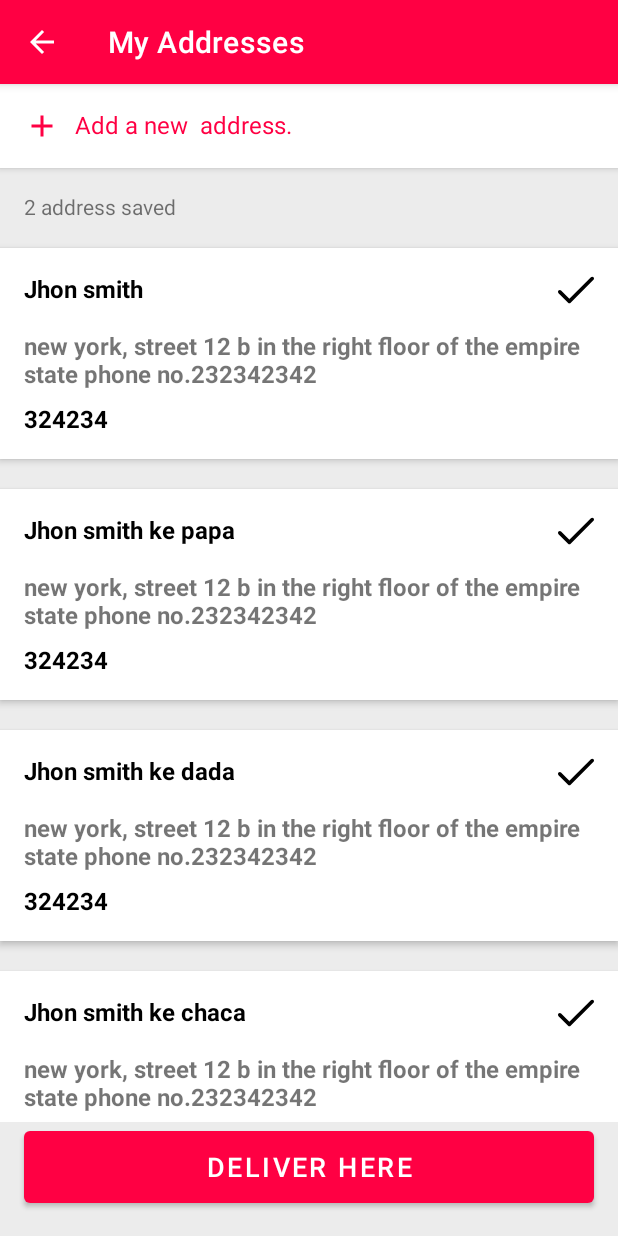
After one commit to Vishal-beep136/Purple, an Android app: the MyAddressesActivity screen opened directly, with no data from a screen before it, on a phone screen of 412 x 824 dp. The commit adds this screen. Run offline under Robolectric (Android 15) with nearby library versions, the phone set to English and light mode, and no system bars; Roboto replaces fonts that are not available here.

Commit message:
addedd new features in Address

```diff
--- a/app/src/main/AndroidManifest.xml
+++ b/app/src/main/AndroidManifest.xml
@@ -11,7 +11,8 @@
         android:roundIcon="@mipmap/ic_launcher_round"
         android:supportsRtl="true"
         android:theme="@style/Theme.Purple">
-        <activity android:name=".Activites.AddAddressActivity"></activity>
+        <activity android:name=".Activites.MyAddressesActivity"></activity>
+        <activity android:name=".Activites.AddAddressActivity" />
         <activity android:name=".Activites.DeliveryActivity" />
         <activity android:name=".Activites.OrderDetailsActivity" />
         <activity android:name=".Activites.ProductDetailsActivity" />
--- a/app/src/main/java/kaitka/vishal/meeta/purple_ecommerce/Activites/DeliveryActivity.java
+++ b/app/src/main/java/kaitka/vishal/meeta/purple_ecommerce/Activites/DeliveryActivity.java
@@ -4,11 +4,14 @@ import androidx.annotation.NonNull;
 import androidx.appcompat.app.AppCompatActivity;
 import androidx.recyclerview.widget.LinearLayoutManager;
 
+import android.content.Intent;
 import android.os.Bundle;
 import android.view.Menu;
 import android.view.MenuItem;
 import android.view.View;
 import android.widget.Button;
+
+import com.google.gson.internal.$Gson$Preconditions;
 
 import java.util.ArrayList;
 import java.util.List;
@@ -48,6 +51,13 @@ public class DeliveryActivity extends AppCompatActivity {
         cartAdapter.notifyDataSetChanged();
 
         changeOrAddNewAddress.setVisibility(View.VISIBLE);
+        changeOrAddNewAddress.setOnClickListener(new View.OnClickListener() {
+            @Override
+            public void onClick(View v) {
+                startActivity(new Intent(DeliveryActivity.this, MyAddressesActivity.class));
+                finish();
+            }
+        });
 
 
 
--- /dev/null
+++ b/app/src/main/java/kaitka/vishal/meeta/purple_ecommerce/Activites/MyAddressesActivity.java
@@ -0,0 +1,60 @@
+package kaitka.vishal.meeta.purple_ecommerce.Activites;
+
+import androidx.annotation.NonNull;
+import androidx.appcompat.app.AppCompatActivity;
+import androidx.recyclerview.widget.LinearLayoutManager;
+
+import android.os.Bundle;
+import android.view.MenuItem;
+import android.widget.LinearLayout;
+
+import java.util.ArrayList;
+import java.util.List;
+
+import kaitka.vishal.meeta.purple_ecommerce.Adapters.AddressesAdapter;
+import kaitka.vishal.meeta.purple_ecommerce.Modellls.AddressesModel;
+import kaitka.vishal.meeta.purple_ecommerce.R;
+import kaitka.vishal.meeta.purple_ecommerce.databinding.ActivityMyAddressesBinding;
+
+public class MyAddressesActivity extends AppCompatActivity {
+
+    ActivityMyAddressesBinding binding;
+
+    @Override
+    protected void onCreate(Bundle savedInstanceState) {
+        super.onCreate(savedInstanceState);
+        binding = ActivityMyAddressesBinding.inflate(getLayoutInflater());
+        setContentView(binding.getRoot());
+        getSupportActionBar().setTitle("My Addresses");
+        getSupportActionBar().setDisplayHomeAsUpEnabled(true);
+
+        LinearLayoutManager layoutManager = new LinearLayoutManager(this);
+        layoutManager.setOrientation(LinearLayoutManager.VERTICAL);
+        binding.addressRecyclerview.setLayoutManager(layoutManager);
+
+        List<AddressesModel> addressesModelList = new ArrayList<>();
+        addressesModelList.add(new AddressesModel("Jhon smith", "new york, street 12 b in the right floor of the empire state phone no.232342342", "324234"));
+        addressesModelList.add(new AddressesModel("Jhon smith ke papa", "new york, street 12 b in the right floor of the empire state phone no.232342342", "324234"));
+        addressesModelList.add(new AddressesModel("Jhon smith ke dada", "new york, street 12 b in the right floor of the empire state phone no.232342342", "324234"));
+        addressesModelList.add(new AddressesModel("Jhon smith ke chaca", "new york, street 12 b in the right floor of the empire state phone no.232342342", "324234"));
+        addressesModelList.add(new AddressesModel("Jhon smith ke bade dada", "new york, street 12 b in the right floor of the empire state phone no.232342342", "324234"));
+        addressesModelList.add(new AddressesModel("Jhon smith ke padosi", "new york, street 12 b in the right floor of the empire state phone no.232342342", "324234"));
+        addressesModelList.add(new AddressesModel("Jhon smith ke dosht", "new york, street 12 b in the right floor of the empire state phone no.232342342", "324234"));
+        addressesModelList.add(new AddressesModel("Steve Smith", "new york, street 12 b in the right floor of the empire state phone no.232342342", "324234"));
+
+
+        AddressesAdapter addressesAdapter = new AddressesAdapter(addressesModelList);
+        binding.addressRecyclerview.setAdapter(addressesAdapter);
+        addressesAdapter.notifyDataSetChanged();
+
+    }
+
+    @Override
+    public boolean onOptionsItemSelected(@NonNull MenuItem item) {
+        if (item.getItemId() == android.R.id.home){
+            finish();
+            return true;
+        }
+        return super.onOptionsItemSelected(item);
+    }
+}
--- /dev/null
+++ b/app/src/main/java/kaitka/vishal/meeta/purple_ecommerce/Adapters/AddressesAdapter.java
@@ -0,0 +1,67 @@
+package kaitka.vishal.meeta.purple_ecommerce.Adapters;
+
+import android.view.LayoutInflater;
+import android.view.View;
+import android.view.ViewGroup;
+import android.widget.TextView;
+
+import androidx.annotation.NonNull;
+import androidx.recyclerview.widget.RecyclerView;
+
+import java.util.List;
+
+import kaitka.vishal.meeta.purple_ecommerce.Modellls.AddressesModel;
+import kaitka.vishal.meeta.purple_ecommerce.R;
+
+public class AddressesAdapter extends RecyclerView.Adapter<AddressesAdapter.Viewholder> {
+
+    List<AddressesModel> addressesModelList;
+
+    public AddressesAdapter(List<AddressesModel> addressesModelList) {
+        this.addressesModelList = addressesModelList;
+    }
+
+    @NonNull
+    @Override
+    public AddressesAdapter.Viewholder onCreateViewHolder(@NonNull ViewGroup parent, int viewType) {
+        View view = LayoutInflater.from(parent.getContext()).inflate(R.layout.addresses_item_layout, parent, false);
+        return new Viewholder(view);
+   }
+
+
+    @Override
+   public void onBindViewHolder(@NonNull AddressesAdapter.Viewholder holder, int position) {
+        String name = addressesModelList.get(position).getFullname();
+        String address = addressesModelList.get(position).getAddress();
+        String pincode = addressesModelList.get(position).getPincode();
+
+        holder.setData(name, address, pincode);
+
+    }
+
+    @Override
+    public int getItemCount() {
+        return addressesModelList.size();
+    }
+
+    public class Viewholder extends RecyclerView.ViewHolder {
+
+        private TextView fullname;
+        private TextView address;
+        private TextView pincode;
+
+
+        public Viewholder(@NonNull View itemView) {
+            super(itemView);
+            fullname = itemView.findViewById(R.id.name);
+            address = itemView.findViewById(R.id.address_of_addresses_item);
+            pincode = itemView.findViewById(R.id.pincode_of_address_item);
+        }
+        private void setData(String username, String userAddress, String userPincode){
+            fullname.setText(username);
+            address.setText(userAddress);
+            pincode.setText(userPincode);
+
+        }
+    }
+}
--- /dev/null
+++ b/app/src/main/java/kaitka/vishal/meeta/purple_ecommerce/Modellls/AddressesModel.java
@@ -0,0 +1,35 @@
+package kaitka.vishal.meeta.purple_ecommerce.Modellls;
+
+public class AddressesModel {
+    private String fullname, address,pincode;
+
+    public AddressesModel(String fullname, String address, String pincode) {
+        this.fullname = fullname;
+        this.address = address;
+        this.pincode = pincode;
+    }
+
+    public String getFullname() {
+        return fullname;
+    }
+
+    public void setFullname(String fullname) {
+        this.fullname = fullname;
+    }
+
+    public String getAddress() {
+        return address;
+    }
+
+    public void setAddress(String address) {
+        this.address = address;
+    }
+
+    public String getPincode() {
+        return pincode;
+    }
+
+    public void setPincode(String pincode) {
+        this.pincode = pincode;
+    }
+}
--- /dev/null
+++ b/app/src/main/res/drawable/ic_baseline_add_24.xml
@@ -0,0 +1,10 @@
+<vector xmlns:android="http://schemas.android.com/apk/res/android"
+    android:width="24dp"
+    android:height="24dp"
+    android:viewportWidth="24"
+    android:viewportHeight="24"
+    android:tint="?attr/colorControlNormal">
+  <path
+      android:fillColor="@android:color/white"
+      android:pathData="M19,13h-6v6h-2v-6H5v-2h6V5h2v6h6v2z"/>
+</vector>
--- /dev/null
+++ b/app/src/main/res/drawable/ic_tick.xml
@@ -0,0 +1,9 @@
+<vector xmlns:android="http://schemas.android.com/apk/res/android"
+    android:width="24dp"
+    android:height="24dp"
+    android:viewportWidth="512"
+    android:viewportHeight="512">
+  <path
+      android:fillColor="#FF000000"
+      android:pathData="M504.502,75.496c-9.997,-9.998 -26.205,-9.998 -36.204,0L161.594,382.203L43.702,264.311c-9.997,-9.998 -26.205,-9.997 -36.204,0c-9.998,9.997 -9.998,26.205 0,36.203l135.994,135.992c9.994,9.997 26.214,9.99 36.204,0L504.502,111.7C514.5,101.703 514.499,85.494 504.502,75.496z"/>
+</vector>
--- /dev/null
+++ b/app/src/main/res/layout/activity_my_addresses.xml
@@ -0,0 +1,67 @@
+<?xml version="1.0" encoding="utf-8"?>
+<androidx.constraintlayout.widget.ConstraintLayout xmlns:android="http://schemas.android.com/apk/res/android"
+    xmlns:app="http://schemas.android.com/apk/res-auto"
+    xmlns:tools="http://schemas.android.com/tools"
+    android:layout_width="match_parent"
+    android:layout_height="match_parent"
+    android:background="#ECECEC"
+    tools:context=".Activites.MyAddressesActivity">
+
+    <LinearLayout
+        android:id="@+id/add_new_address_btn"
+        android:layout_width="0dp"
+        android:layout_height="wrap_content"
+        android:background="@color/white"
+        android:elevation="3dp"
+        android:orientation="horizontal"
+        app:layout_constraintEnd_toEndOf="parent"
+        app:layout_constraintStart_toStartOf="parent"
+        app:layout_constraintTop_toTopOf="parent">
+
+        <TextView
+            android:id="@+id/textView20"
+            android:layout_width="wrap_content"
+            android:layout_height="wrap_content"
+            android:layout_weight="1"
+            android:drawableStart="@drawable/ic_baseline_add_24"
+            android:drawablePadding="10dp"
+            android:padding="16dp"
+            android:text="Add a new  address."
+            android:textColor="@color/colorPrimary"
+            android:textSize="16sp"
+            app:drawableTint="@color/colorPrimary" />
+    </LinearLayout>
+
+    <TextView
+        android:id="@+id/addresses_saved"
+        android:layout_width="wrap_content"
+        android:layout_height="wrap_content"
+        android:layout_marginStart="16dp"
+        android:layout_marginTop="16dp"
+        android:text="2 address saved"
+        app:layout_constraintStart_toStartOf="parent"
+        app:layout_constraintTop_toBottomOf="@+id/add_new_address_btn" />
+
+    <androidx.recyclerview.widget.RecyclerView
+        android:id="@+id/address_recyclerview"
+        android:layout_width="0dp"
+        android:layout_height="0dp"
+        android:layout_marginTop="8dp"
+        app:layout_constraintBottom_toTopOf="@+id/deliver_here_btn"
+        app:layout_constraintEnd_toEndOf="parent"
+        app:layout_constraintStart_toStartOf="parent"
+        app:layout_constraintTop_toBottomOf="@+id/addresses_saved" />
+
+    <Button
+        android:id="@+id/deliver_here_btn"
+        android:layout_width="0dp"
+        android:layout_height="60dp"
+        android:layout_marginStart="16dp"
+        android:layout_marginEnd="16dp"
+        android:layout_marginBottom="16dp"
+        android:text="Deliver here"
+        android:textSize="18sp"
+        app:layout_constraintBottom_toBottomOf="parent"
+        app:layout_constraintEnd_toEndOf="parent"
+        app:layout_constraintStart_toStartOf="parent" />
+</androidx.constraintlayout.widget.ConstraintLayout>
--- /dev/null
+++ b/app/src/main/res/layout/addresses_item_layout.xml
@@ -0,0 +1,104 @@
+<?xml version="1.0" encoding="utf-8"?>
+<androidx.constraintlayout.widget.ConstraintLayout xmlns:android="http://schemas.android.com/apk/res/android"
+    xmlns:app="http://schemas.android.com/apk/res-auto"
+    xmlns:tools="http://schemas.android.com/tools"
+    android:elevation="3dp"
+    android:layout_marginTop="10dp"
+    android:layout_marginBottom="10dp"
+    android:layout_width="match_parent"
+    android:layout_height="wrap_content"
+    android:background="@color/white">
+
+    <TextView
+        android:id="@+id/name"
+        android:layout_width="0dp"
+        android:layout_height="wrap_content"
+        android:layout_marginStart="16dp"
+        android:layout_marginTop="16dp"
+        android:layout_marginEnd="16dp"
+        android:text="full name"
+        android:textColor="@color/black"
+        android:textSize="16sp"
+        android:textStyle="bold"
+        app:layout_constraintEnd_toStartOf="@+id/imageView12"
+        app:layout_constraintStart_toStartOf="parent"
+        app:layout_constraintTop_toTopOf="parent" />
+
+    <TextView
+        android:id="@+id/address_of_addresses_item"
+        android:layout_width="0dp"
+        android:layout_height="wrap_content"
+        android:layout_marginStart="16dp"
+        android:layout_marginTop="16dp"
+        android:layout_marginEnd="16dp"
+        android:text="@string/address"
+        android:textSize="16sp"
+        android:textStyle="bold"
+        app:layout_constraintEnd_toEndOf="parent"
+        app:layout_constraintStart_toStartOf="parent"
+        app:layout_constraintTop_toBottomOf="@+id/name" />
+
+    <TextView
+        android:id="@+id/pincode_of_address_item"
+        android:layout_width="wrap_content"
+        android:layout_height="wrap_content"
+        android:layout_marginStart="16dp"
+        android:layout_marginTop="8dp"
+        android:layout_marginBottom="16dp"
+        android:text="pincode: 8300032i"
+        android:textColor="#000000"
+        android:textSize="16sp"
+        android:textStyle="bold"
+        app:layout_constraintBottom_toBottomOf="parent"
+        app:layout_constraintStart_toStartOf="parent"
+        app:layout_constraintTop_toBottomOf="@+id/address_of_addresses_item" />
+
+    <ImageView
+        android:id="@+id/imageView12"
+        android:layout_width="wrap_content"
+        android:layout_height="wrap_content"
+        android:layout_marginTop="16dp"
+        android:layout_marginEnd="16dp"
+        app:layout_constraintEnd_toEndOf="parent"
+        app:layout_constraintTop_toTopOf="parent"
+        app:srcCompat="@drawable/ic_tick" />
+
+    <LinearLayout
+        android:layout_width="wrap_content"
+        android:layout_height="wrap_content"
+        android:layout_marginTop="16dp"
+        android:layout_marginEnd="16dp"
+        android:background="#E3E3E3"
+        android:elevation="3dp"
+        android:orientation="vertical"
+        android:visibility="gone"
+        app:layout_constraintEnd_toEndOf="parent"
+        app:layout_constraintTop_toTopOf="parent">
+
+        <TextView
+            android:id="@+id/textView24"
+            android:layout_width="match_parent"
+            android:layout_height="wrap_content"
+            android:paddingStart="16dp"
+            android:paddingTop="6dp"
+            android:paddingEnd="16dp"
+            android:paddingBottom="6dp"
+            android:text="Edit.."
+            android:textAlignment="center"
+            android:textColor="@color/black"
+            android:textSize="12sp" />
+
+        <TextView
+            android:id="@+id/textView25"
+            android:layout_width="match_parent"
+            android:layout_height="wrap_content"
+            android:paddingStart="16dp"
+            android:paddingTop="6dp"
+            android:paddingEnd="16dp"
+            android:paddingBottom="6dp"
+            android:text="remove"
+            android:textAlignment="center"
+            android:textColor="@color/black"
+            android:textSize="12sp" />
+    </LinearLayout>
+</androidx.constraintlayout.widget.ConstraintLayout>
--- a/app/src/main/res/layout/shiping_detailsl_layout.xml
+++ b/app/src/main/res/layout/shiping_detailsl_layout.xml
@@ -44,7 +44,7 @@
         app:layout_constraintTop_toBottomOf="@+id/divider10" />
 
     <TextView
-        android:id="@+id/address"
+        android:id="@+id/address_of_addresses_item"
         android:layout_width="wrap_content"
         android:layout_height="wrap_content"
         android:layout_marginStart="16dp"
@@ -66,7 +66,7 @@
         android:textStyle="bold"
         app:layout_constraintBottom_toTopOf="@+id/change_or_add_address_btn"
         app:layout_constraintStart_toStartOf="parent"
-        app:layout_constraintTop_toBottomOf="@+id/address" />
+        app:layout_constraintTop_toBottomOf="@+id/address_of_addresses_item" />
 
     <Button
         android:id="@+id/change_or_add_address_btn"
```
